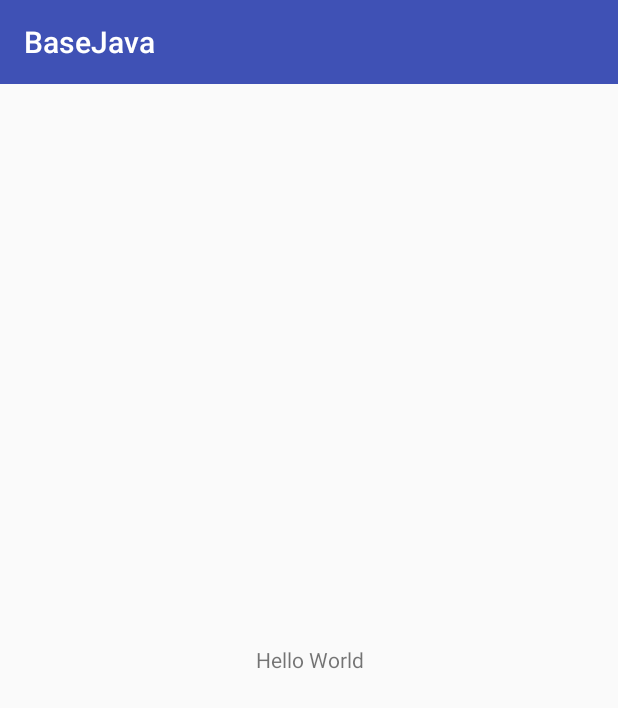
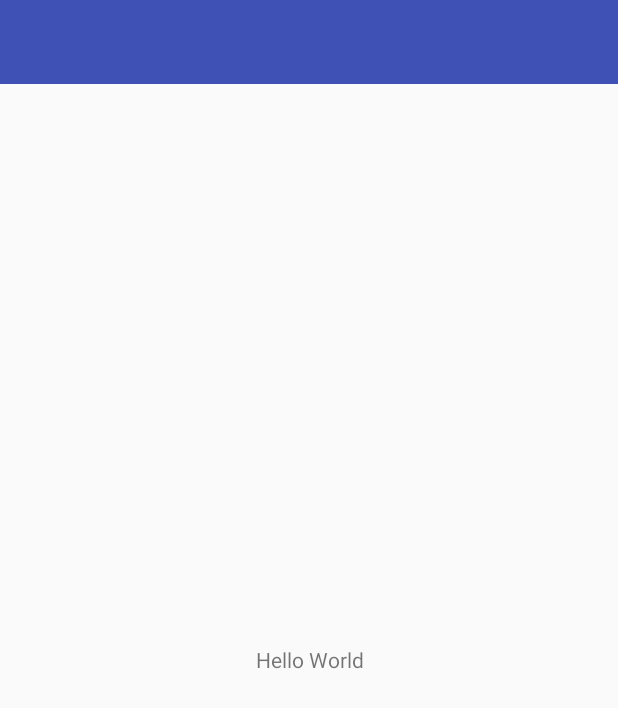
Before and after one commit to BenYanYi/BaseJava, an Android app: the screen it shows after launch (MainActivity), on a phone screen of 412 x 824 dp. Shown: the top 708 px of the screen. Run offline under Robolectric (Android 15) with nearby library versions, the phone set to English and light mode, and no system bars; our stand-ins replace ButterKnife; libraries missing offline, so code that uses them is left out: didikee.com.permissionshelper; 3 statements that could not run were skipped.

Commit message:
优化部分细节

```diff
--- a/baselib/src/main/java/com/mylove/baselib/activity/BaseActivity.java
+++ b/baselib/src/main/java/com/mylove/baselib/activity/BaseActivity.java
@@ -61,6 +61,7 @@ public abstract class BaseActivity extends AppCompatActivity {
                     actionBar.setDisplayHomeAsUpEnabled(true);
                 }
             }
+            getSupportActionBar().setTitle("");
         }
         ButterKnife.bind(this);
         init();
```
Also changed, not shown: 1 other file.
